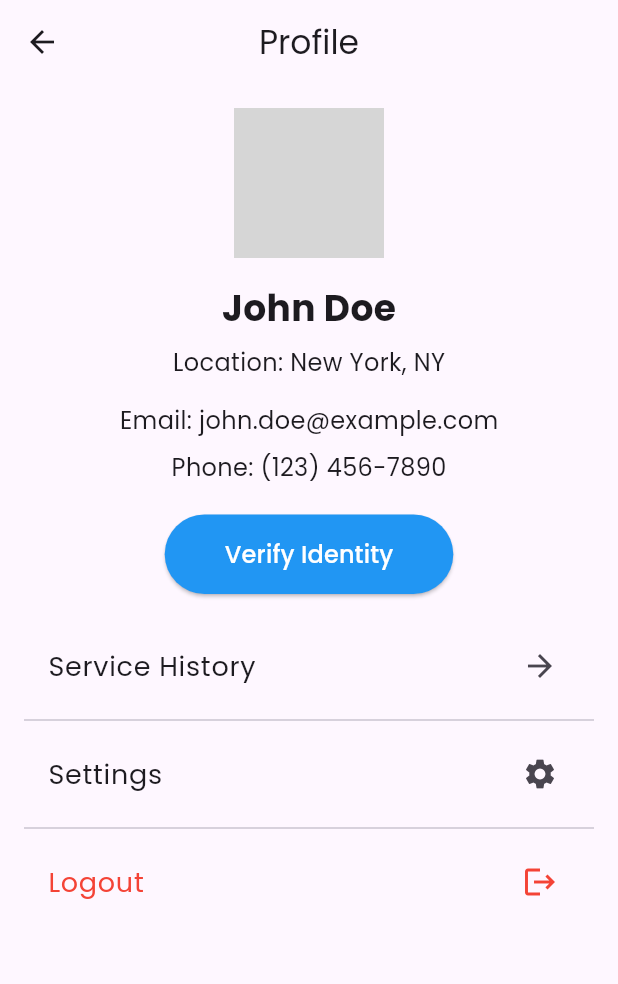
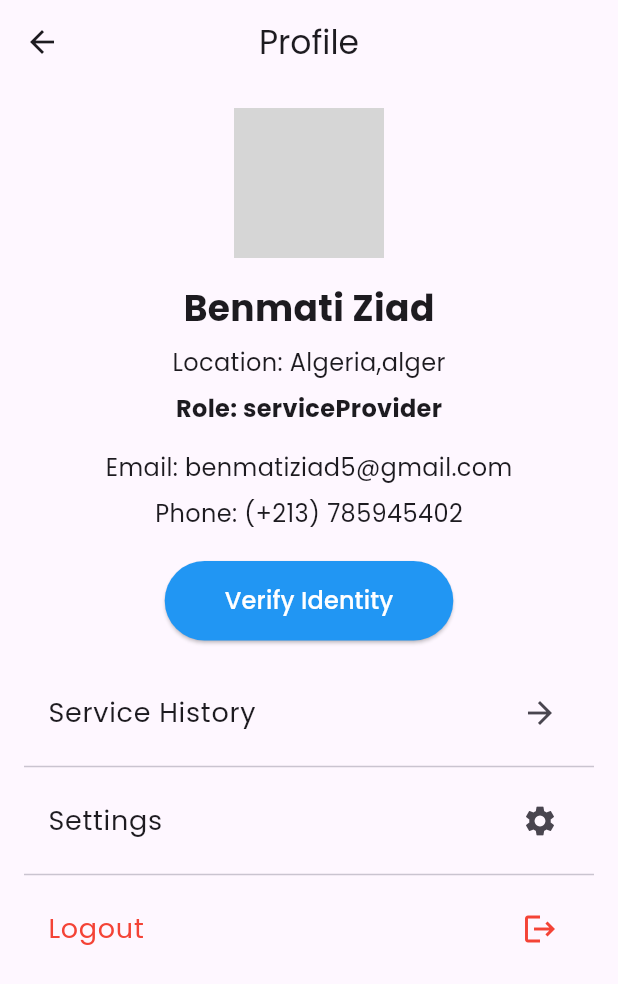
Before and after one commit to zyx721/E-ServicesHub, a Flutter app: the ProfileScreen screen opened by its route, on a phone screen of 412 x 824 dp. Shown: the top 984 px of the screen. Run offline on Flutter 3.47's test engine with Material 3 defaults, Android fonts, the phone set to English and light mode, and no system bars; our stand-ins replace camera, google_fonts; grey boxes are pictures that could not be loaded.

Commit message:
i have added the roles admin,   serviceProvider,   client

```diff
--- a/code/frontend/asset/pubspec.yaml
+++ b/code/frontend/asset/pubspec.yaml
@@ -3,3 +3,4 @@ flutter:
     - assets/images/onboarding1.png
     - assets/images/onboarding2.png
     - assets/images/onboarding3.png
+    - assets/images/profile_picture.png
--- a/code/frontend/assets/pubspec.yaml
+++ b/code/frontend/assets/pubspec.yaml
@@ -3,3 +3,4 @@ flutter:
     - assets/images/onboarding1.png
     - assets/images/onboarding2.png
     - assets/images/onboarding3.png
+    - assets/images/profile_picture.png
--- a/code/frontend/lib/main.dart
+++ b/code/frontend/lib/main.dart
@@ -6,32 +6,48 @@ import 'screens/auth/signup_screen.dart';
 import 'screens/home/home_screen.dart';
 import 'screens/profile/profile_screen.dart';
 import 'screens/verification/face_verification_screen.dart';
+import 'user_role.dart'; // Import your UserRole enum
 
 Future<void> main() async {
   WidgetsFlutterBinding.ensureInitialized();
-  // Initialize the camera
   final cameras = await availableCameras(); // Get the available cameras
-  runApp(MyApp(cameras: cameras));
+
+  // Set the initial user role; this could be set dynamically based on user authentication
+  UserRole userRole = await getUserRole(); // Implement this function to retrieve the user role
+  runApp(MyApp(cameras: cameras, userRole: userRole));
+}
+
+// Function to simulate retrieving a user role (replace this with actual implementation)
+Future<UserRole> getUserRole() async {
+  // Logic to determine user role (e.g., from shared preferences or a server)
+  // For demonstration, we'll return a client role
+  return UserRole.serviceProvider; // Replace with dynamic retrieval of user role
 }
 
 class MyApp extends StatelessWidget {
   final List<CameraDescription> cameras;
+  final UserRole userRole;
 
-  MyApp({required this.cameras});
+  MyApp({required this.cameras, required this.userRole});
 
   @override
   Widget build(BuildContext context) {
     return MaterialApp(
+      title: 'Hanini',
+      theme: ThemeData(
+        primarySwatch: Colors.blue,
+        textTheme: Theme.of(context).textTheme.apply(
+              fontFamily: 'Poppins', // Set global font family
+            ),
+      ),
       initialRoute: '/',
       routes: {
         '/': (context) => OnboardingScreen(),
         '/login': (context) => LoginScreen(),
         '/signup': (context) => SignupScreen(),
         '/home': (context) => HomeScreen(),
-        '/profile': (context) =>
-            ProfileScreen(cameras: cameras), // Pass the cameras here
-        '/verification': (context) => RealTimeDetection(
-            cameras: cameras), // Pass the cameras here if needed
+        '/profile': (context) => ProfileScreen(cameras: cameras, userRole: userRole),
+        '/verification': (context) => RealTimeDetection(cameras: cameras),
       },
     );
   }
--- a/code/frontend/lib/screens/profile/profile_screen.dart
+++ b/code/frontend/lib/screens/profile/profile_screen.dart
@@ -1,12 +1,16 @@
-import 'package:camera/camera.dart';
 import 'package:flutter/material.dart';
 import 'package:google_fonts/google_fonts.dart';
-import 'package:hanini_frontend/screens/verification/face_verification_screen.dart'; // Adjust this import as needed
+import 'package:camera/camera.dart';
+import 'package:hanini_frontend/screens/verification/face_verification_screen.dart';
+import '../../user_role.dart'; // Import your UserRole enum
+import 'package:hanini_frontend/screens/onboarding/onboarding_screen.dart'; // Update with the correct path
 
 class ProfileScreen extends StatelessWidget {
-  final List<CameraDescription> cameras; // Add this to pass camera descriptions
+  final List<CameraDescription> cameras; // List of available cameras
+  final UserRole userRole; // User role
 
-  ProfileScreen({Key? key, required this.cameras}) : super(key: key);
+  ProfileScreen({Key? key, required this.cameras, required this.userRole})
+      : super(key: key);
 
   @override
   Widget build(BuildContext context) {
@@ -28,29 +32,37 @@ class ProfileScreen extends StatelessWidget {
             SizedBox(height: 16),
             // User Name
             Text(
-              'John Doe', // Change to user's name
+              'Benmati Ziad', // Change to user's name
               style: GoogleFonts.poppins(
                   fontSize: 24, fontWeight: FontWeight.bold),
             ),
             SizedBox(height: 8),
             // Location
             Text(
-              'Location: New York, NY', // Change to user's location
+              'Location: Algeria,alger', // Change to user's location
               style: GoogleFonts.poppins(fontSize: 16),
+            ),
+            SizedBox(height: 8),
+            // User Role Display
+            Text(
+              'Role: ${userRole.toString().split('.').last}', // Display the user role
+              style: GoogleFonts.poppins(
+                  fontSize: 16, fontWeight: FontWeight.bold),
             ),
             SizedBox(height: 16),
             // Contact Information
             Text(
-              'Email: john.doe@example.com', // Change to user's email
+              'Email: benmatiziad5@gmail.com', // Change to user's email
               style: GoogleFonts.poppins(fontSize: 16),
             ),
             SizedBox(height: 8),
             Text(
-              'Phone: (123) 456-7890', // Change to user's phone
+              'Phone: (+213) 785945402', // Change to user's phone
               style: GoogleFonts.poppins(fontSize: 16),
             ),
             SizedBox(height: 20),
-            // Verification Button
+            // Conditional Verification Button
+            if (userRole == UserRole.serviceProvider) ...[
               ElevatedButton(
                 onPressed: () {
                   // Navigate to real-time detection screen
@@ -72,6 +84,7 @@ class ProfileScreen extends StatelessWidget {
                   style: GoogleFonts.poppins(fontSize: 16, color: Colors.white),
                 ),
               ),
+            ],
             SizedBox(height: 20),
             // Service History
             ListTile(
@@ -80,7 +93,6 @@ class ProfileScreen extends StatelessWidget {
               trailing: Icon(Icons.arrow_forward),
               onTap: () {
                 // Navigate to service history screen
-                // Navigator.push(context, MaterialPageRoute(builder: (context) => ServiceHistoryScreen()));
               },
             ),
             Divider(),
@@ -90,17 +102,25 @@ class ProfileScreen extends StatelessWidget {
               trailing: Icon(Icons.settings),
               onTap: () {
                 // Navigate to settings screen
-                // Navigator.push(context, MaterialPageRoute(builder: (context) => SettingsScreen()));
               },
             ),
             Divider(),
             // Logout Button
             ListTile(
-              title: Text('Logout',
-                  style: GoogleFonts.poppins(fontSize: 18, color: Colors.red)),
+              title: Text(
+                'Logout',
+                style: GoogleFonts.poppins(fontSize: 18, color: Colors.red),
+              ),
               trailing: Icon(Icons.logout, color: Colors.red),
               onTap: () {
-                // Logout functionality
+                // Navigate to onboarding screen
+                Navigator.pushReplacement(
+                  context,
+                  MaterialPageRoute(
+                    builder: (context) =>
+                        OnboardingScreen(), // Change to your onboarding screen
+                  ),
+                );
               },
             ),
           ],
--- /dev/null
+++ b/code/frontend/lib/user_role.dart
@@ -0,0 +1,6 @@
+// lib/user_role.dart
+enum UserRole {
+  admin,
+  serviceProvider,
+  client,
+}
```
Also changed, not shown: code/frontend/lib/routes.dart (+29 -9 lines), code/frontend/asset/images/profile_picture.png (added), code/frontend/assets/images/profile_picture.png (added), 1 other file. Lines whose indentation alone changed are shown as unchanged.
